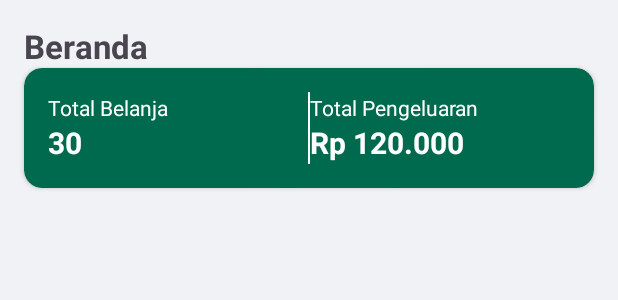
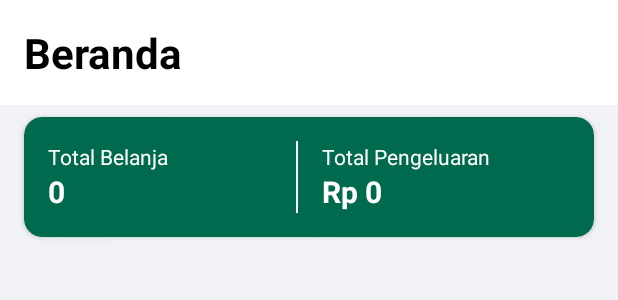
Before and after one commit to Pencarisalmon/Shopping-List, an Android app: the layout fragment_home.xml on its own in the app's theme, with its tools: preview values and no code run, on a phone screen of 412 x 824 dp. Shown: the top 300 px of the screen. Run offline under Robolectric (Android 15) with nearby library versions, the phone set to English and light mode, and no system bars.

Commit message:
Adjust layout for some fragment

```diff
--- a/app/src/main/java/com/kelompok9PBP/ShoppingList/Fragment/DetailBarangFragment.java
+++ b/app/src/main/java/com/kelompok9PBP/ShoppingList/Fragment/DetailBarangFragment.java
@@ -10,6 +10,7 @@ import android.view.LayoutInflater;
 import android.view.View;
 import android.view.ViewGroup;
 import android.widget.Button;
+import android.widget.ImageView;
 import android.widget.TextView;
 import android.widget.Toast;
 
@@ -28,6 +29,7 @@ public class DetailBarangFragment extends Fragment {
     private Button btnEdit, btnHapus, btnTandaiDibeli;
     private Barang barang;
     private FirestoreHelper firestoreHelper;
+    private ImageView ivBack;
 
     public DetailBarangFragment() {}
 
@@ -48,6 +50,8 @@ public class DetailBarangFragment extends Fragment {
     @Override
     public void onViewCreated(@NonNull View view, @Nullable Bundle savedInstanceState) {
         super.onViewCreated(view, savedInstanceState);
+        ivBack = view.findViewById(R.id.ivBack);
+        ivBack.setOnClickListener(v -> requireActivity().onBackPressed());
 
         tvNama = view.findViewById(R.id.tvNamaDetail);
         tvJumlah = view.findViewById(R.id.tvJumlahDetail);
--- a/app/src/main/res/layout/fragment_home.xml
+++ b/app/src/main/res/layout/fragment_home.xml
@@ -1,34 +1,35 @@
-<?xml version="1.0" encoding="utf-8"?>
-<androidx.constraintlayout.widget.ConstraintLayout xmlns:android="http://schemas.android.com/apk/res/android"
-    xmlns:app="http://schemas.android.com/apk/res-auto"
+<ScrollView xmlns:android="http://schemas.android.com/apk/res/android"
     android:layout_width="match_parent"
     android:layout_height="match_parent"
+    xmlns:app="http://schemas.android.com/apk/res-auto"
     android:background="#F1F2F6">
+
+    <LinearLayout
+        android:layout_width="match_parent"
+        android:layout_height="wrap_content"
+        android:orientation="vertical">
 
         <!-- Judul "Beranda" -->
         <TextView
-        android:id="@+id/tvTitle"
-        android:layout_width="wrap_content"
+            android:background="#fff"
+            android:layout_width="match_parent"
             android:layout_height="wrap_content"
-        android:layout_margin="16dp"
             android:text="Beranda"
-        android:textSize="22sp"
+            android:textSize="28sp"
             android:textStyle="bold"
-        app:layout_constraintStart_toStartOf="parent"
-        app:layout_constraintTop_toTopOf="parent" />
+            android:textColor="@android:color/black"
+            android:padding="16dp"/>
 
         <!-- Card Total Belanja & Pengeluaran -->
         <androidx.cardview.widget.CardView
             android:id="@+id/cardTotal"
-        android:layout_width="0dp"
+            android:layout_width="match_parent"
             android:layout_height="80dp"
             android:layout_marginStart="16dp"
             android:layout_marginEnd="16dp"
+            android:layout_marginTop="8dp"
             app:cardBackgroundColor="#006A4E"
-        app:cardCornerRadius="12dp"
-        app:layout_constraintEnd_toEndOf="parent"
-        app:layout_constraintStart_toStartOf="parent"
-        app:layout_constraintTop_toBottomOf="@id/tvTitle">
+            app:cardCornerRadius="12dp">
 
             <LinearLayout
                 android:layout_width="match_parent"
@@ -57,7 +58,7 @@
                         android:id="@+id/tvTotalItem"
                         android:layout_width="match_parent"
                         android:layout_height="wrap_content"
-                    android:text="30"
+                        android:text="0"
                         android:textColor="#FFFFFF"
                         android:textSize="20sp"
                         android:textStyle="bold" />
@@ -75,6 +76,7 @@
                     android:layout_height="wrap_content"
                     android:layout_weight="1"
                     android:gravity="center"
+                    android:layout_marginStart="16dp"
                     android:orientation="vertical">
 
                     <TextView
@@ -88,7 +90,7 @@
                         android:id="@+id/tvTotalHarga"
                         android:layout_width="match_parent"
                         android:layout_height="wrap_content"
-                    android:text="Rp 120.000"
+                        android:text="Rp 0"
                         android:textColor="#FFFFFF"
                         android:textSize="20sp"
                         android:textStyle="bold" />
@@ -99,11 +101,9 @@
         <!-- RecyclerView untuk daftar barang -->
         <androidx.recyclerview.widget.RecyclerView
             android:id="@+id/rvBarang"
-        android:layout_width="0dp"
-        android:layout_height="0dp"
-        android:padding="16dp"
-        app:layout_constraintTop_toBottomOf="@id/cardTotal"
-        app:layout_constraintStart_toStartOf="parent"
-        app:layout_constraintEnd_toEndOf="parent"
-        app:layout_constraintBottom_toBottomOf="parent" />
-</androidx.constraintlayout.widget.ConstraintLayout>
+            android:layout_width="match_parent"
+            android:layout_height="wrap_content"
+            android:padding="16dp"/>
+    </LinearLayout>
+
+</ScrollView>
```
Also changed, not shown: app/src/main/res/layout/fragment_detail_barang.xml (+25 -8 lines). Lines whose indentation alone changed are shown as unchanged.
